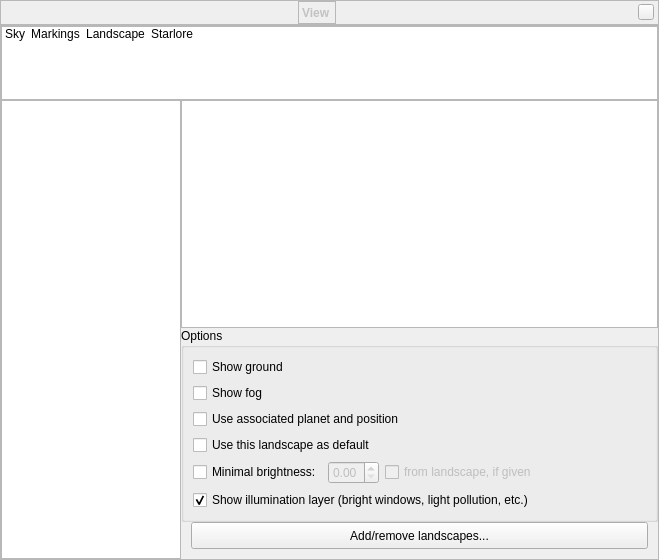
The window that src/gui/viewDialog.ui (519984307/stellarium_src) describes before a commit, drawn with Qt 5.
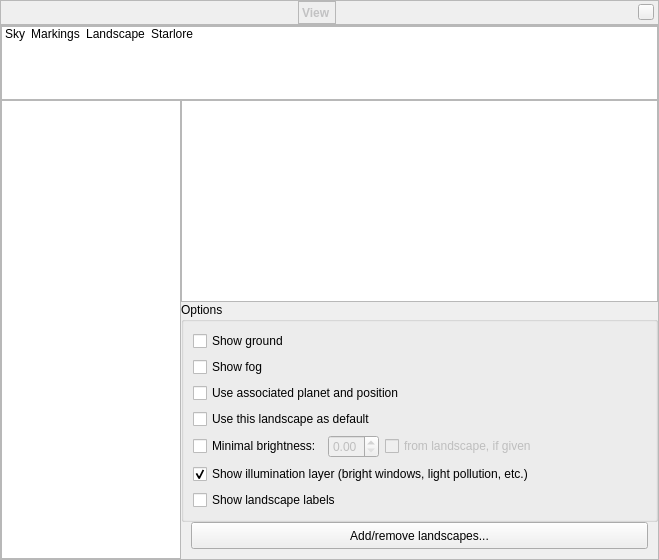
The same window after the commit. The open tabs and pages were chosen to show the change. Icons and pictures are not drawn. Custom widgets are drawn as their Qt base class.

Commit message: added actions and settings to switch/store landscape labels

Diff of the .ui file:
```diff
--- a/src/gui/viewDialog.ui
+++ b/src/gui/viewDialog.ui
@@ -1740,10 +1740,10 @@
              <bool>false</bool>
             </property>
             <layout class="QGridLayout" name="gridLayout_7">
-             <item row="1" column="0" colspan="2">
-              <widget class="QCheckBox" name="showFogCheckBox">
+             <item row="3" column="0" rowspan="2" colspan="2">
+              <widget class="QCheckBox" name="useAsDefaultLandscapeCheckBox">
                <property name="text">
-                <string>Show fog</string>
+                <string>Use this landscape as default</string>
                </property>
               </widget>
              </item>
@@ -1754,13 +1754,10 @@
                </property>
               </widget>
              </item>
-             <item row="6" column="0" colspan="2">
-              <widget class="QCheckBox" name="landscapeIlluminationCheckBox">
+             <item row="1" column="0" colspan="2">
+              <widget class="QCheckBox" name="showFogCheckBox">
                <property name="text">
-                <string>Show illumination layer (bright windows, light pollution, etc.)</string>
-               </property>
-               <property name="checked">
-                <bool>true</bool>
+                <string>Show fog</string>
                </property>
               </widget>
              </item>
@@ -1771,13 +1768,6 @@
                </property>
               </widget>
              </item>
-             <item row="3" column="0" rowspan="2" colspan="2">
-              <widget class="QCheckBox" name="useAsDefaultLandscapeCheckBox">
-               <property name="text">
-                <string>Use this landscape as default</string>
-               </property>
-              </widget>
-             </item>
              <item row="5" column="0">
               <layout class="QHBoxLayout" name="horizontalLayout_11">
                <item>
@@ -1821,6 +1811,23 @@
                </item>
               </layout>
              </item>
+             <item row="7" column="0">
+              <widget class="QCheckBox" name="landscapeLabelsCheckBox">
+               <property name="text">
+                <string>Show landscape labels</string>
+               </property>
+              </widget>
+             </item>
+             <item row="6" column="0">
+              <widget class="QCheckBox" name="landscapeIlluminationCheckBox">
+               <property name="text">
+                <string>Show illumination layer (bright windows, light pollution, etc.)</string>
+               </property>
+               <property name="checked">
+                <bool>true</bool>
+               </property>
+              </widget>
+             </item>
             </layout>
            </widget>
           </item>
```
The commit also changes 2 other files.
